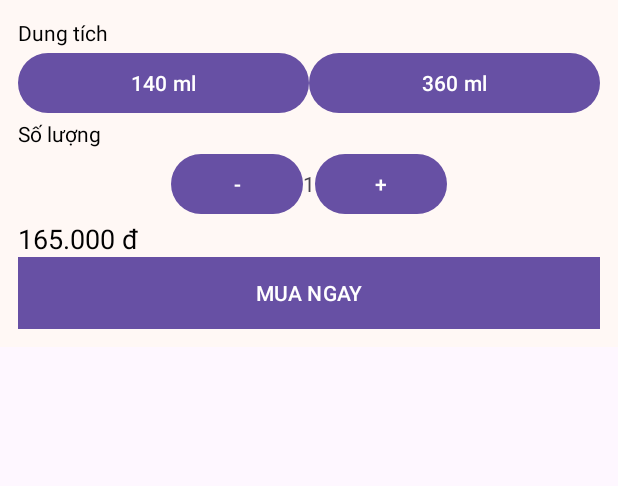
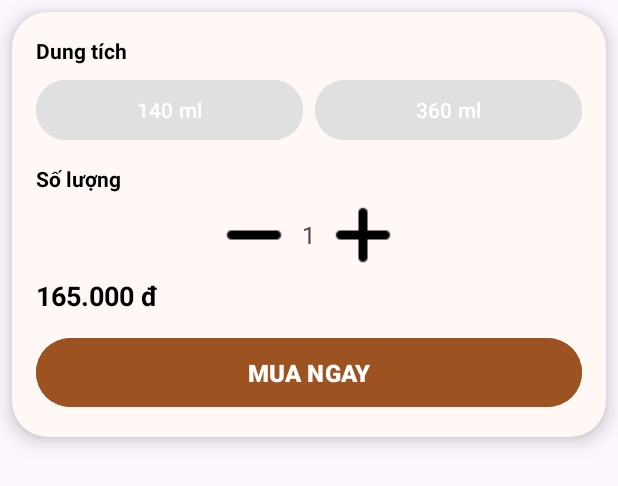
Before and after one commit to Dung12309213/App, an Android app: the layout product_buy_now_popup.xml on its own in the app's theme, with its tools: preview values and no code run, on a phone screen of 412 x 824 dp. Shown: the top 486 px of the screen. Run offline under Robolectric (Android 15) with nearby library versions, the phone set to English and light mode, and no system bars.

Commit message:
done product detail'

```diff
--- a/app/build.gradle.kts
+++ b/app/build.gradle.kts
@@ -1,3 +1,4 @@
+
 plugins {
     alias(libs.plugins.android.application)
 }
--- /dev/null
+++ b/app/src/main/res/drawable/bg_popup_rounded.xml
@@ -0,0 +1,4 @@
+<shape xmlns:android="http://schemas.android.com/apk/res/android" android:shape="rectangle">
+    <solid android:color="#FFF8F5" />
+    <corners android:radius="24dp" />
+</shape>
--- a/app/src/main/res/layout/product_buy_now_popup.xml
+++ b/app/src/main/res/layout/product_buy_now_popup.xml
@@ -1,80 +1,118 @@
 <LinearLayout xmlns:android="http://schemas.android.com/apk/res/android"
+    android:id="@+id/layoutPopup"
     android:layout_width="match_parent"
     android:layout_height="wrap_content"
     android:orientation="vertical"
-    android:background="#FFF8F5"
-    android:padding="12dp"
-    android:weightSum="2">
+    android:background="@drawable/bg_popup_rounded"
+    android:padding="16dp"
+    android:elevation="8dp"
+    android:layout_margin="8dp">
 
     <!-- Dung tích -->
     <TextView
+        android:id="@+id/tvVolumeTitle"
         android:text="Dung tích"
         android:textColor="#000000"
         android:textSize="14sp"
+        android:textStyle="bold"
+        android:layout_marginBottom="6dp"
         android:layout_width="wrap_content"
-        android:layout_height="wrap_content"/>
+        android:layout_height="wrap_content" />
 
     <LinearLayout
-        android:orientation="horizontal"
         android:layout_width="match_parent"
         android:layout_height="wrap_content"
-        android:gravity="center">
+        android:orientation="horizontal"
+        android:gravity="center"
+        android:layout_marginBottom="12dp">
 
         <Button
+            android:id="@+id/btn140ml"
             android:layout_width="0dp"
             android:layout_height="wrap_content"
             android:layout_weight="1"
-            android:text="140 ml"/>
+            android:text="140 ml"
+            android:backgroundTint="#E0E0E0" />
+
+        <View
+            android:layout_width="8dp"
+            android:layout_height="0dp" />
 
         <Button
+            android:id="@+id/btn360ml"
             android:layout_width="0dp"
             android:layout_height="wrap_content"
             android:layout_weight="1"
-            android:text="360 ml"/>
+            android:text="360 ml"
+            android:backgroundTint="#E0E0E0" />
     </LinearLayout>
 
     <!-- Số lượng -->
     <TextView
+        android:id="@+id/tvQuantityTitle"
         android:text="Số lượng"
         android:textColor="#000000"
         android:textSize="14sp"
+        android:textStyle="bold"
         android:layout_width="wrap_content"
-        android:layout_height="wrap_content"/>
+        android:layout_height="wrap_content" />
 
     <LinearLayout
-        android:orientation="horizontal"
         android:layout_width="match_parent"
         android:layout_height="wrap_content"
-        android:gravity="center">
-        <Button
-            android:layout_width="wrap_content"
-            android:layout_height="wrap_content"
-            android:text="-"/>
+        android:orientation="horizontal"
+        android:gravity="center"
+        android:layout_marginVertical="8dp">
+
+        <ImageButton
+            android:id="@+id/btnMinus"
+            android:layout_width="40dp"
+            android:layout_height="40dp"
+            android:backgroundTint="#D7CCC8"
+            android:background="?attr/selectableItemBackgroundBorderless"
+            android:src="@drawable/button_minus"
+            android:contentDescription="Trừ"
+            />
 
         <TextView
+            android:id="@+id/tvQuantity"
             android:text="1"
+            android:textSize="16sp"
+            android:layout_marginHorizontal="12dp"
             android:layout_width="wrap_content"
-            android:layout_height="wrap_content"/>
+            android:layout_height="wrap_content" />
 
-        <Button
-            android:layout_width="wrap_content"
-            android:layout_height="wrap_content"
-            android:text="+"/>
+        <ImageButton
+            android:id="@+id/btnPlus"
+            android:layout_width="40dp"
+            android:layout_height="40dp"
+            android:backgroundTint="#D7CCC8"
+            android:background="?attr/selectableItemBackgroundBorderless"
+            android:src="@drawable/button_plus"
+            android:contentDescription="Cộng"
+           />
     </LinearLayout>
 
     <!-- Giá -->
     <TextView
+        android:id="@+id/tvPrice"
         android:text="165.000 đ"
         android:textSize="18sp"
         android:textColor="#000000"
+        android:textStyle="bold"
+        android:layout_marginBottom="12dp"
         android:layout_width="wrap_content"
-        android:layout_height="wrap_content"/>
+        android:layout_height="wrap_content" />
 
+    <!-- Nút MUA NGAY -->
     <Button
         android:id="@+id/btnProductBuyConfirm"
         android:layout_width="match_parent"
         android:layout_height="wrap_content"
+        android:backgroundTint="#9C5221"
         android:text="MUA NGAY"
-        android:textColor="#FFFFFF"
-        android:background="#9C5221"/>
+        android:textColor="@android:color/white"
+        android:textStyle="bold"
+        android:textSize="16sp"
+        android:paddingVertical="12dp" />
 </LinearLayout>
```
Also changed, not shown: app/src/main/java/com/example/applepie/UI/ProductDetail.java (+60 -31 lines), app/src/main/res/drawable/button_minus.png (added), app/src/main/res/drawable/button_plus.png (added).
